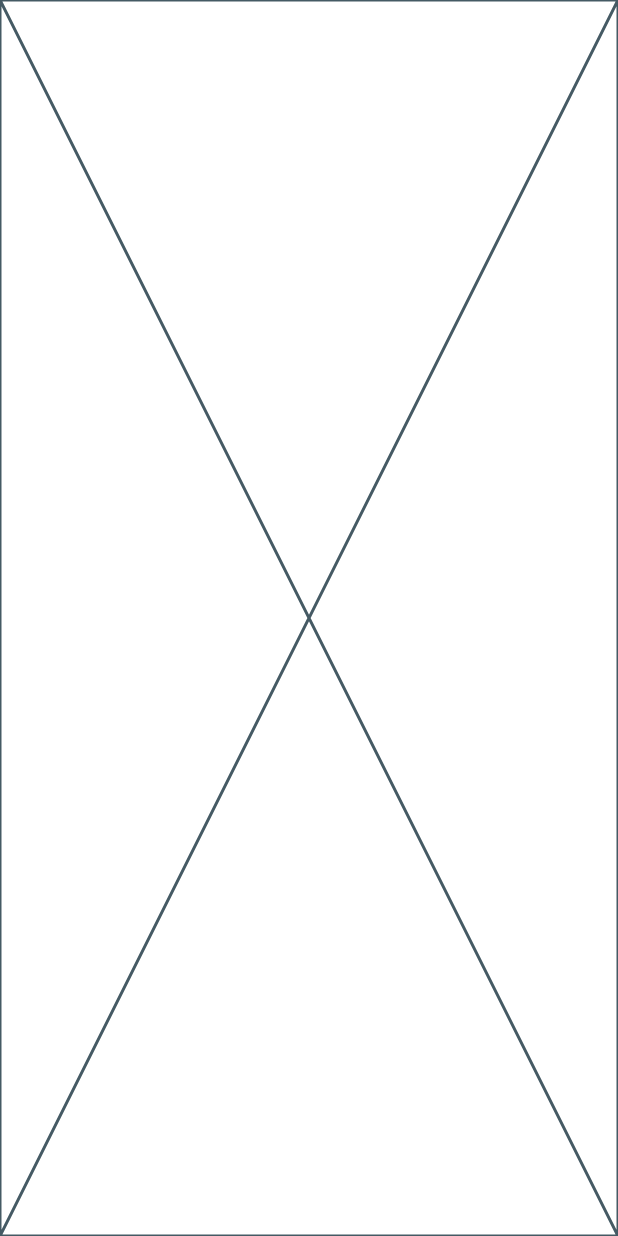
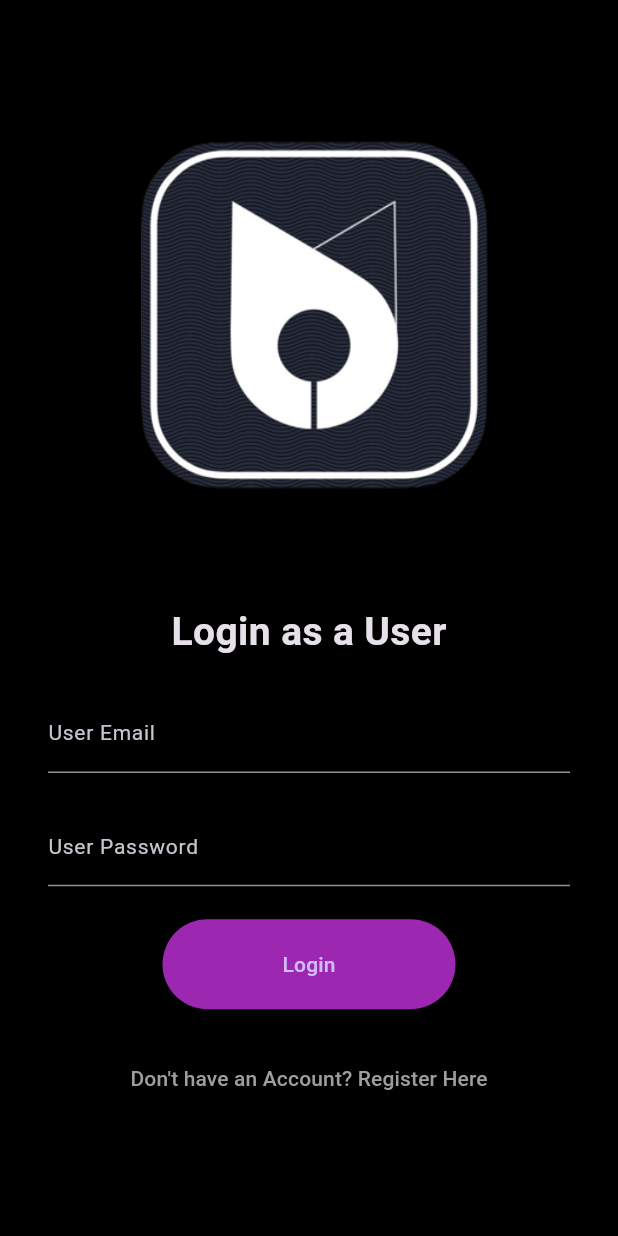
Before and after one commit to MuhammedYahiya/RideSharing, a Flutter app: the SignUpScreen screen opened directly, after a tap on "Already have an Account? Login Here", on a phone screen of 412 x 824 dp. Run offline on Flutter 3.47's test engine with Material 3 defaults, Android fonts, the phone set to English and light mode, and no system bars.

Commit message:
Login Page Created

```diff
--- a/lib/authentication/login_screen.dart
+++ b/lib/authentication/login_screen.dart
@@ -1,4 +1,5 @@
 import 'package:flutter/material.dart';
+import 'package:users_app/authentication/signup_screen.dart';
 
 class LoginScreen extends StatefulWidget {
   const LoginScreen({super.key});
@@ -8,8 +9,103 @@ class LoginScreen extends StatefulWidget {
 }
 
 class _LoginScreenState extends State<LoginScreen> {
+  TextEditingController emailTextEditingController = TextEditingController();
+  TextEditingController passwordTextEditingController = TextEditingController();
   @override
-  Widget build(BuildContext context) {
-    return const Placeholder();
+  Widget build(BuildContext context)
+  {
+    return Scaffold(
+      body: SingleChildScrollView(
+        child: Padding(
+          padding: const EdgeInsets.all(10),
+          child: Column(
+            children: [
+              Image.asset(
+                  "assets/images/logo.png"
+              ),
+              const Text(
+                "Login as a User",
+                style: TextStyle(
+                  fontSize: 26,
+                  fontWeight: FontWeight.bold,
+                ),
+              ),
+
+              //text Fields + button
+              Padding(
+                padding: const EdgeInsets.all(22),
+                child: Column(
+                  children: [
+
+                    TextField(
+                      controller: emailTextEditingController,
+                      keyboardType: TextInputType.emailAddress,
+                      decoration: const InputDecoration(
+                        labelText: "User Email",
+                        labelStyle: TextStyle(
+                          fontSize: 14,
+                        ),
+                      ),
+                      style: const TextStyle(
+                        color: Colors.grey,
+                        fontSize: 15,
+                      ),
+                    ),
+
+                    const SizedBox(height: 22,),
+
+                    TextField(
+                      controller: passwordTextEditingController,
+                      obscureText: true,
+                      keyboardType: TextInputType.text,
+                      decoration: const InputDecoration(
+                        labelText: "User Password",
+                        labelStyle: TextStyle(
+                          fontSize: 14,
+                        ),
+                      ),
+                      style: const TextStyle(
+                        color: Colors.grey,
+                        fontSize: 15,
+                      ),
+                    ),
+
+                    const SizedBox(height: 22,),
+
+                    ElevatedButton(
+                      onPressed: (){
+
+                      },
+                      style: ElevatedButton.styleFrom(
+                          backgroundColor: Colors.purple,
+                          padding:const EdgeInsets.symmetric(horizontal: 80, vertical: 20)
+                      ),
+                      child: const Text(
+                          "Login"
+                      ),
+                    ),
+                  ],
+                ),
+              ),
+
+              //text button
+              TextButton(
+                onPressed: ()
+                {
+                  Navigator.push(context, MaterialPageRoute(builder: (c)=>SignUpScreen()));
+                },
+                child: const Text(
+                  "Don\'t have an Account? Register Here",
+                  style: TextStyle(
+                    color: Colors.grey,
+                  ),
+                ),
+              )
+
+            ],
+          ),
+        ),
+      ),
+    );
   }
 }
--- a/lib/main.dart
+++ b/lib/main.dart
@@ -1,4 +1,5 @@
 import 'package:flutter/material.dart';
+import 'package:users_app/authentication/login_screen.dart';
 import 'package:users_app/authentication/signup_screen.dart';
 
 
@@ -18,7 +19,7 @@ class MyApp extends StatelessWidget {
       theme: ThemeData.dark().copyWith(
         scaffoldBackgroundColor: Colors.black,
       ),
-      home: SignUpScreen() ,
+      home: LoginScreen() ,
     );
   }
 }
```
